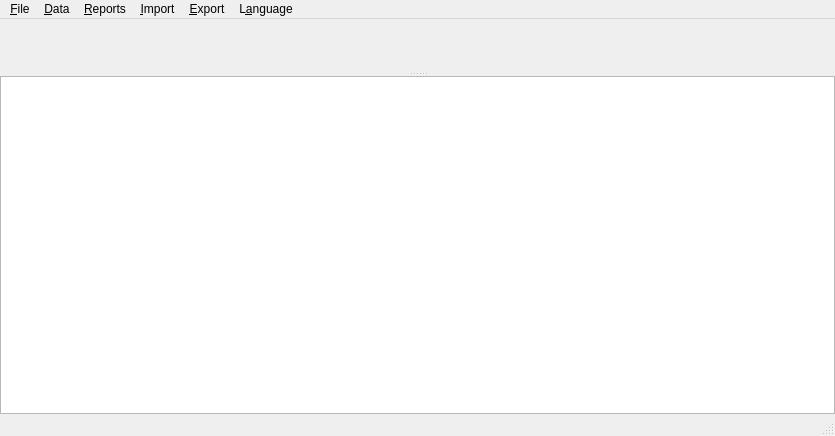
titov-vv/jal, file jal/ui/main_window.ui: the form before one commit.
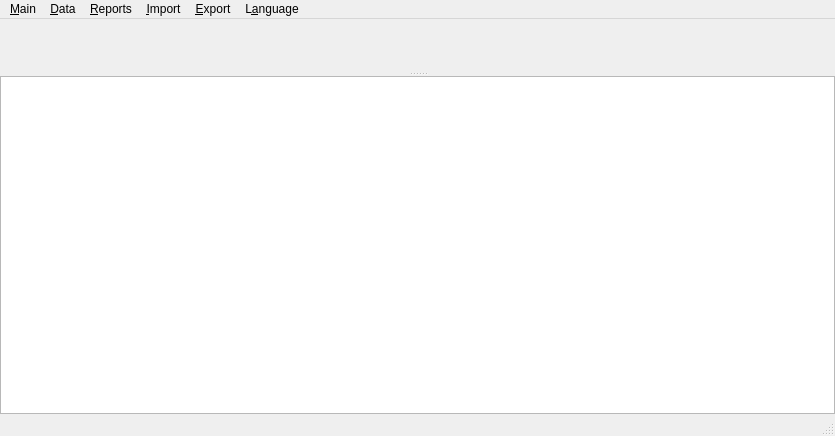
The form after the commit. Custom widgets are drawn as their Qt base class.

Commit message: Menu item was added to create Operations&Balances child window

Patch:
```diff
--- a/jal/ui/main_window.ui
+++ b/jal/ui/main_window.ui
@@ -62,9 +62,9 @@
      <height>23</height>
     </rect>
    </property>
-   <widget class="QMenu" name="menuFile">
+   <widget class="QMenu" name="menuMain">
     <property name="title">
-     <string>&amp;File</string>
+     <string>&amp;Main</string>
     </property>
     <addaction name="actionExit"/>
    </widget>
@@ -122,7 +122,7 @@
      <string>&amp;Reports</string>
     </property>
    </widget>
-   <addaction name="menuFile"/>
+   <addaction name="menuMain"/>
    <addaction name="menu_Data"/>
    <addaction name="menuReports"/>
    <addaction name="menuImport"/>
```
Left out of the diff: 6 changed lines with no effect on the pictures. The commit also changes 5 other files.
